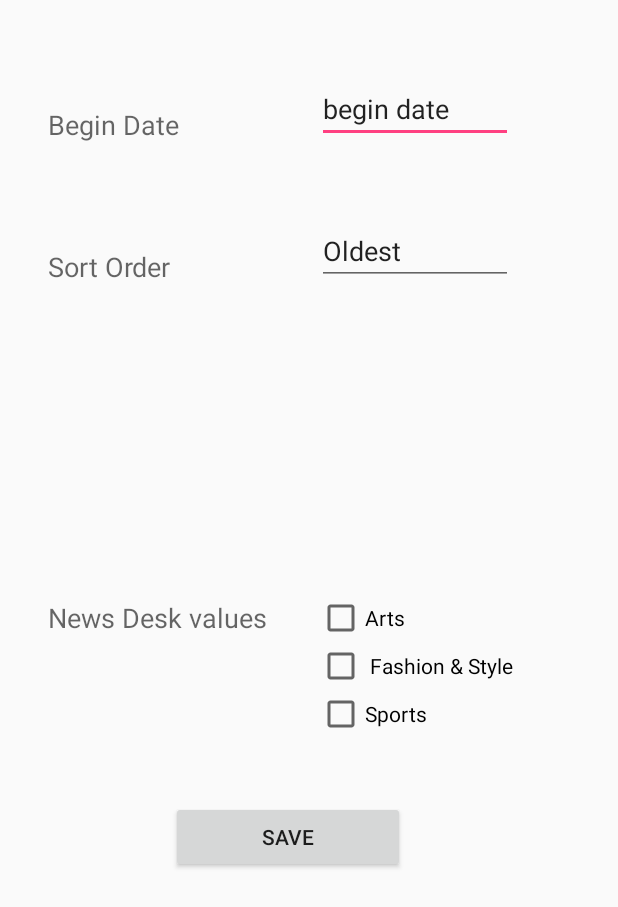
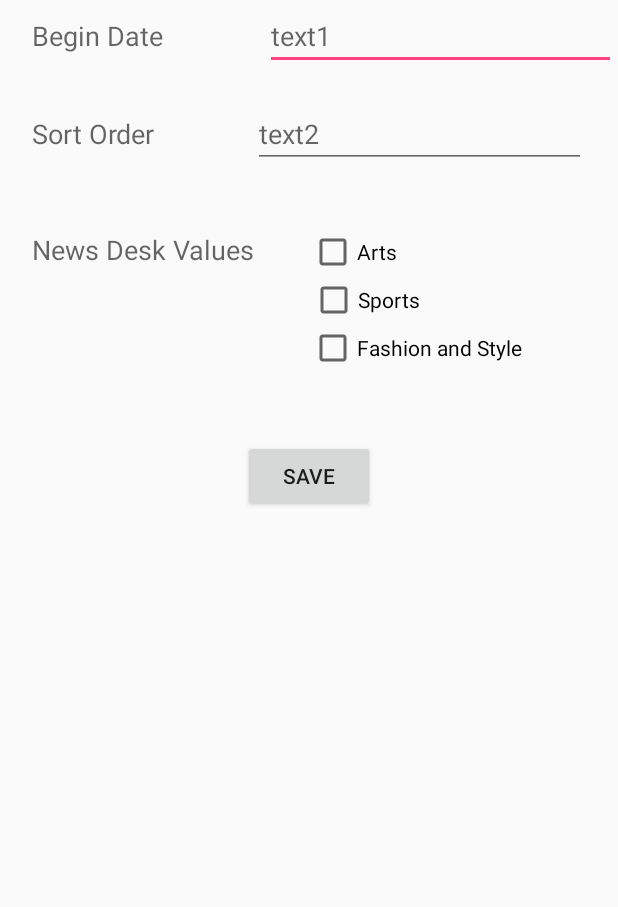
Before and after one commit to nigamg/NYArticleSearchClient, an Android app: the layout fragment_search_filter.xml on its own in the app's theme, with its tools: preview values and no code run, on a phone screen of 412 x 824 dp. Shown: the top 907 px of the screen. Run offline under Robolectric (Android 15) with nearby library versions, the phone set to English and light mode, and no system bars.

Commit message:
Search filter
Search filter changes

```diff
--- a/app/src/main/java/com/gn/demo/nyarticlesearchclient/activity/NYArticleSearchActivity.java
+++ b/app/src/main/java/com/gn/demo/nyarticlesearchclient/activity/NYArticleSearchActivity.java
@@ -129,7 +129,7 @@ public class NYArticleSearchActivity extends AppCompatActivity implements Search
         inflater.inflate(R.menu.grid_menu_search, menu);
 
         MenuItem searchItem = menu.findItem(R.id.ny_article_search);
-
+        if(searchItem != null){
             final SearchView searchView = (SearchView) MenuItemCompat.getActionView(searchItem);
             searchView.setOnQueryTextListener(new SearchView.OnQueryTextListener() {
                 @Override
@@ -189,6 +189,7 @@ public class NYArticleSearchActivity extends AppCompatActivity implements Search
                 }
 
             });
+        }
         return super.onCreateOptionsMenu(menu);
 
     }
--- a/app/src/main/res/layout/fragment_search_filter.xml
+++ b/app/src/main/res/layout/fragment_search_filter.xml
@@ -2,109 +2,149 @@
     xmlns:tools="http://schemas.android.com/tools"
     android:layout_width="match_parent"
     android:layout_height="match_parent"
-    tools:context=".activity.SearchFilterFragment">
+    android:paddingBottom="@dimen/activity_vertical_margin"
+    android:paddingLeft="@dimen/activity_horizontal_margin"
+    android:paddingRight="@dimen/activity_horizontal_margin"
+    android:paddingTop="@dimen/activity_vertical_margin"
+    tools:context=".activity.SearchFilterFragment"
+    android:minHeight="480dp"
+    android:minWidth="480dp">
 
-    <!-- TODO: Update blank fragment layout -->
+    <TableLayout
+        android:layout_width="fill_parent"
+        android:layout_height="wrap_content"
+        android:id="@+id/tableLayout">
+
+        <TableRow
+            android:layout_width="fill_parent"
+            android:layout_height="wrap_content"
+            android:paddingLeft="20sp">
+
+            <TextView
+                android:layout_width="0dp"
+                android:layout_weight="2"
+                android:layout_height="wrap_content"
+                android:textAppearance="?android:attr/textAppearanceMedium"
+                android:text="Begin Date"/>
 
             <EditText
-        android:layout_width="225dp"
+                android:layout_width="0dp"
+                android:layout_weight="3"
+                android:hint="text1"
                 android:layout_height="wrap_content"
                 android:id="@+id/beginDate"
-        android:text="begin date"
-        android:layout_alignParentTop="true"
-        android:layout_marginTop="50dp"
-        android:layout_alignLeft="@+id/editText"
-        android:layout_alignStart="@+id/editText"
-        android:layout_alignRight="@+id/editText"
-        android:layout_alignEnd="@+id/editText" />
+                android:imeOptions="flagNoExtractUi" />
+        </TableRow>
+
+        <TableRow
+            android:layout_width="fill_parent"
+            android:layout_height="wrap_content">
+
+        </TableRow>
+
+        <TableRow
+            android:layout_width="fill_parent"
+            android:layout_height="wrap_content"
+            android:padding="20sp">
 
             <TextView
+                android:layout_width="0dp"
+                android:layout_weight="2"
+                android:layout_height="wrap_content"
+                android:textAppearance="?android:attr/textAppearanceMedium"
+                android:text="Sort Order"/>
+
+            <EditText
+                android:layout_width="0dp"
+                android:layout_weight="3"
+                android:hint="text2"
+                android:layout_height="wrap_content"
+                android:id="@+id/telefonoTxt"
+                android:imeOptions="flagNoExtractUi"
+                android:inputType="phone"/>
+        </TableRow>
+
+    </TableLayout>
+
+    <Button
         android:layout_width="wrap_content"
         android:layout_height="wrap_content"
-        android:textAppearance="?android:attr/textAppearanceMedium"
-        android:text="Begin Date"
-        android:id="@+id/textView"
-        android:layout_marginLeft="32dp"
-        android:layout_marginStart="32dp"
-        android:layout_alignBottom="@+id/beginDate"
+        android:layout_gravity="right"
+        android:text="Save"
+        android:id="@+id/guardarBtn"
+        android:layout_below="@+id/tableLayout"
+        android:layout_centerHorizontal="true"
+        android:layout_marginTop="161dp" />
+
+    <TableRow
+        android:layout_width="fill_parent"
+        android:layout_height="wrap_content"
+        android:layout_below="@+id/tableLayout"
         android:layout_alignParentLeft="true"
-        android:layout_alignParentStart="true" />
+        android:layout_alignParentStart="true"
+        android:layout_marginLeft="20sp"
+        android:layout_marginRight="20sp"
+        android:layout_marginTop="20sp"
+        android:id="@+id/tableRow1">
 
         <TextView
-        android:layout_width="wrap_content"
+            android:layout_width="0dp"
+            android:layout_weight="2"
             android:layout_height="wrap_content"
             android:textAppearance="?android:attr/textAppearanceMedium"
-        android:text="News Desk values"
-        android:id="@+id/textView2"
-        android:layout_alignLeft="@+id/textView"
-        android:layout_alignStart="@+id/textView"
-        android:layout_marginBottom="37dp"
-        android:layout_centerVertical="true" />
-
-    <EditText
-        android:layout_width="225dp"
-        android:layout_height="wrap_content"
-        android:id="@+id/editText"
-        android:text="Oldest"
-        android:layout_below="@+id/beginDate"
-        android:layout_marginTop="49dp"
-        android:layout_alignLeft="@+id/artsCheckbox"
-        android:layout_alignStart="@+id/artsCheckbox"
-        android:layout_alignRight="@+id/fSCheckbox"
-        android:layout_alignEnd="@+id/fSCheckbox" />
+            android:text="News Desk Values"
+            android:maxLines="2" />
 
         <CheckBox
-        android:layout_width="wrap_content"
+            android:layout_width="0dp"
             android:layout_height="wrap_content"
             android:text="Arts"
-        android:id="@+id/artsCheckbox"
-        android:checked="false"
-        android:layout_centerVertical="true"
-        android:layout_toRightOf="@+id/textView2"
-        android:layout_toEndOf="@+id/textView2"
-        android:layout_marginLeft="33dp"
-        android:layout_marginStart="33dp" />
+            android:id="@+id/checkBox1"
+            android:layout_weight="2" />
+    </TableRow>
+    <TableRow
+        android:layout_width="fill_parent"
+        android:layout_height="wrap_content"
+        android:id="@+id/tableRow2"
+        android:layout_below="@+id/tableRow3"
+        android:layout_centerHorizontal="true">
+
+        <TextView
+            android:layout_width="0dp"
+            android:layout_weight="2"
+            android:layout_height="wrap_content"
+            android:textAppearance="?android:attr/textAppearanceMedium"
+            android:maxLines="2" />
 
         <CheckBox
-        android:layout_width="wrap_content"
+            android:layout_width="0dp"
             android:layout_height="wrap_content"
-        android:text=" Fashion &amp; Style"
-        android:id="@+id/fSCheckbox"
-        android:layout_below="@+id/artsCheckbox"
-        android:layout_alignLeft="@+id/artsCheckbox"
-        android:layout_alignStart="@+id/artsCheckbox"
-        android:checked="false" />
+            android:text="Fashion and Style"
+            android:id="@+id/checkBox2"
+            android:layout_weight="2" />
+    </TableRow>
+    <TableRow
+        android:layout_width="fill_parent"
+        android:layout_height="wrap_content"
+        android:id="@+id/tableRow3"
+        android:layout_below="@+id/tableRow1"
+        android:layout_alignLeft="@+id/tableRow1"
+        android:layout_alignStart="@+id/tableRow1">
+    <TextView
+        android:layout_width="0dp"
+        android:layout_weight="2"
+        android:layout_height="wrap_content"
+        android:textAppearance="?android:attr/textAppearanceMedium"
+        android:text=" "
+        android:maxLines="2" />
 
         <CheckBox
-        android:layout_width="wrap_content"
+            android:layout_width="0dp"
             android:layout_height="wrap_content"
             android:text="Sports"
-        android:id="@+id/sportCheckbox"
-        android:layout_below="@+id/fSCheckbox"
-        android:layout_alignLeft="@+id/fSCheckbox"
-        android:layout_alignStart="@+id/fSCheckbox"
-        android:checked="false" />
+            android:id="@+id/checkBox3"
+            android:layout_weight="2.19" />
 
-    <TextView
-        android:layout_width="wrap_content"
-        android:layout_height="wrap_content"
-        android:textAppearance="?android:attr/textAppearanceMedium"
-        android:text="Sort Order"
-        android:id="@+id/sortOrder"
-        android:layout_alignBottom="@+id/editText"
-        android:layout_alignLeft="@+id/textView2"
-        android:layout_alignStart="@+id/textView2" />
-
-    <Button
-        style="?android:attr/buttonStyleSmall"
-        android:layout_width="wrap_content"
-        android:layout_height="wrap_content"
-        android:text="Save"
-        android:id="@+id/saveFilter"
-        android:layout_below="@+id/sportCheckbox"
-        android:layout_toRightOf="@+id/sortOrder"
-        android:layout_marginTop="42dp"
-        android:layout_alignRight="@+id/artsCheckbox"
-        android:layout_alignEnd="@+id/artsCheckbox" />
+    </TableRow>
 
 </RelativeLayout>
```
Lines whose indentation alone changed are shown as unchanged.
